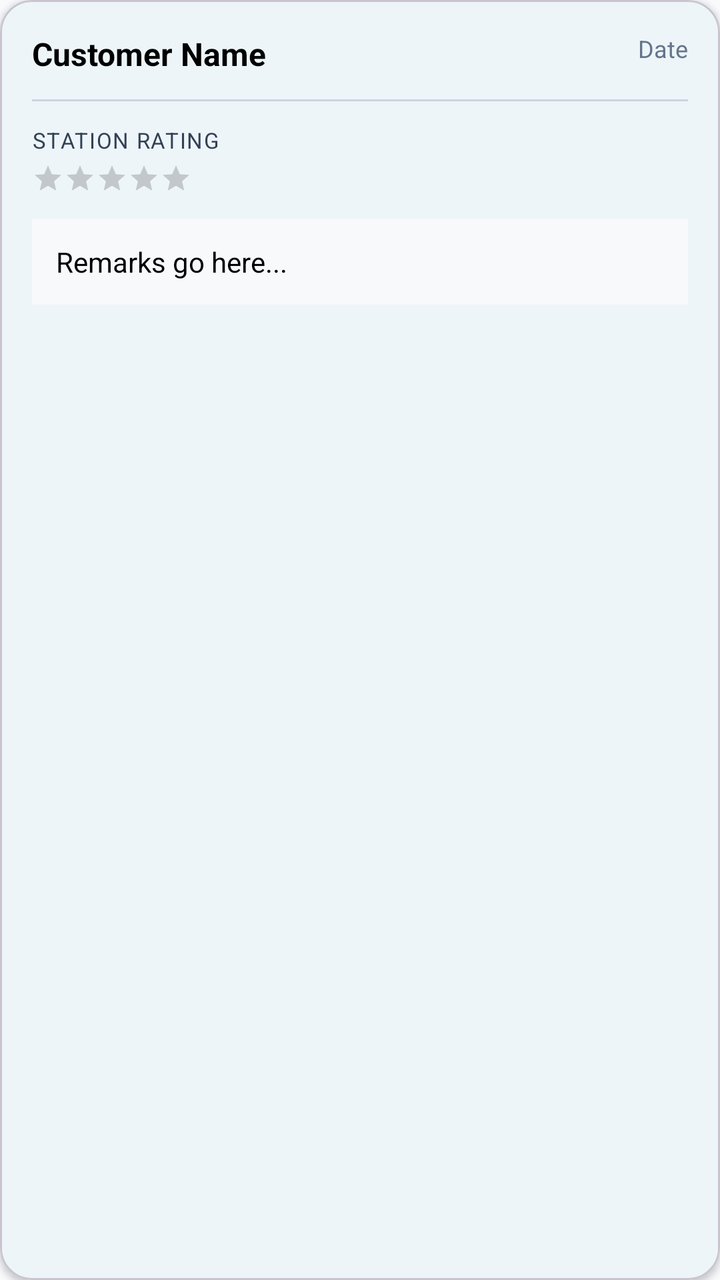
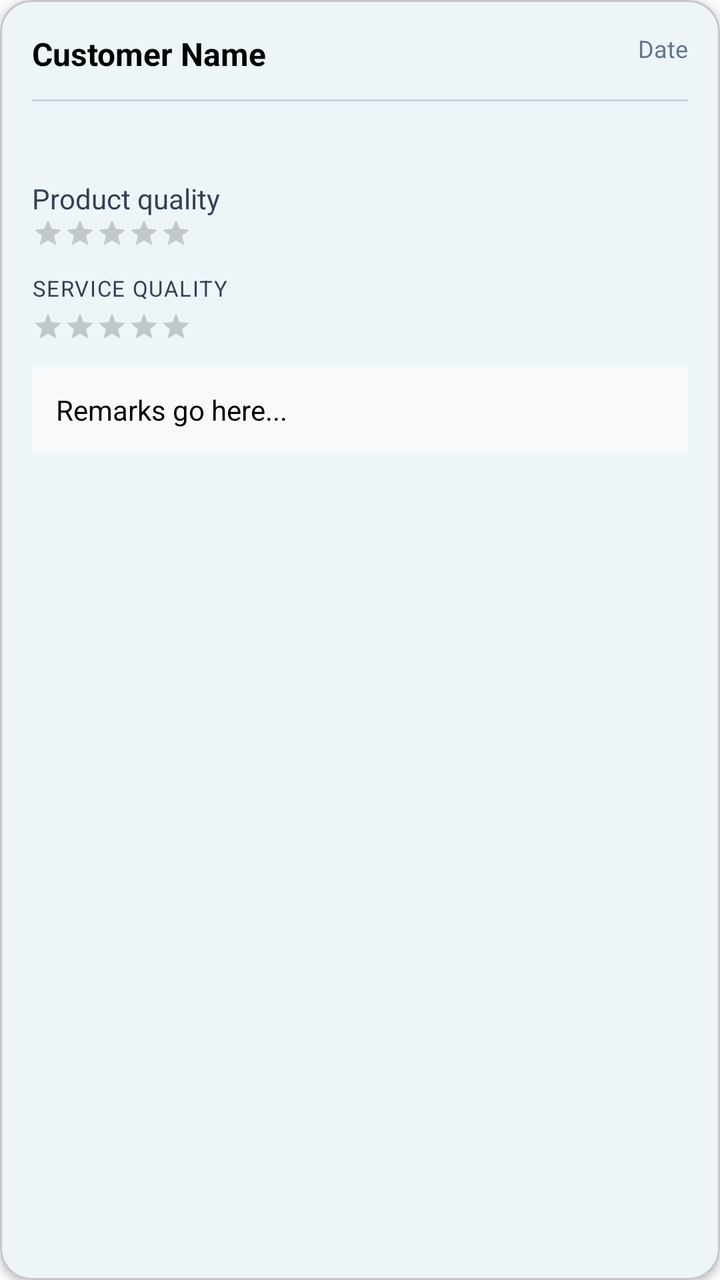

Compare the two renders of this Android layout. The source of the first and the diff that turns it into the second are given below.
<!-- AndroidManifest.xml: application theme Theme.BeAqua -->
<!-- res/layout/item_feedback.xml -->
<?xml version="1.0" encoding="utf-8"?>
<com.google.android.material.card.MaterialCardView xmlns:android="http://schemas.android.com/apk/res/android"
    xmlns:app="http://schemas.android.com/apk/res-auto"
    android:layout_width="match_parent"
    android:layout_height="wrap_content"
    android:layout_marginHorizontal="16dp"
    android:layout_marginVertical="8dp"
    app:cardCornerRadius="16dp"
    app:cardElevation="2dp"
    app:cardBackgroundColor="@color/white">

    <LinearLayout
        android:layout_width="match_parent"
        android:layout_height="wrap_content"
        android:orientation="vertical"
        android:padding="16dp">

        <RelativeLayout
            android:layout_width="match_parent"
            android:layout_height="wrap_content">

            <TextView
                android:id="@+id/tvFeedbackCustomer"
                android:layout_width="wrap_content"
                android:layout_height="wrap_content"
                android:text="Customer Name"
                android:textColor="@color/text_primary"
                android:textSize="16sp"
                android:textStyle="bold" />

            <TextView
                android:id="@+id/tvFeedbackDate"
                android:layout_width="wrap_content"
                android:layout_height="wrap_content"
                android:layout_alignParentEnd="true"
                android:text="Date"
                android:textColor="@color/text_hint"
                android:textSize="12sp" />
        </RelativeLayout>

        <View
            android:layout_width="match_parent"
            android:layout_height="1dp"
            android:background="@color/divider"
            android:layout_marginVertical="12dp" />

        <LinearLayout
            android:layout_width="match_parent"
            android:layout_height="wrap_content"
            android:orientation="horizontal">

            <LinearLayout
                android:layout_width="0dp"
                android:layout_height="wrap_content"
                android:layout_weight="1"
                android:orientation="vertical">
                <TextView
                    android:layout_width="wrap_content"
                    android:layout_height="wrap_content"
                    android:text="Station Rating"
                    android:textSize="11sp"
                    android:textAllCaps="true"
                    android:letterSpacing="0.05"
                    android:textColor="@color/text_secondary"/>
                <RatingBar
                    android:id="@+id/ratingStationView"
                    style="?android:attr/ratingBarStyleSmall"
                    android:layout_width="wrap_content"
                    android:layout_height="wrap_content"
                    android:isIndicator="true"
                    android:numStars="5"
                    android:progressTint="@color/warning"
                    android:layout_marginTop="4dp"/>
            </LinearLayout>
        </LinearLayout>

        <TextView
            android:id="@+id/tvFeedbackRemarks"
            android:layout_width="match_parent"
            android:layout_height="wrap_content"
            android:layout_marginTop="12dp"
            android:padding="12dp"
            android:background="#F8F9FA"
            android:text="Remarks go here..."
            android:textColor="@color/text_primary"
            android:textSize="14sp"
            android:lineSpacingExtra="2dp"/>

    </LinearLayout>
</com.google.android.material.card.MaterialCardView>
<!-- resources referenced by this layout -->
<resources>
  <color name="divider">#CBD5E1</color>
  <color name="text_hint">#64748B</color>
  <color name="text_primary">#000000</color>
  <color name="text_secondary">#334155</color>
  <color name="warning">#92400E</color>
  <color name="white">#FFFFFF</color>
  <style name="Theme.BeAqua" parent="Base.Theme.BeAqua" />
  <style name="Base.Theme.BeAqua" parent="Theme.Material3.DayNight.NoActionBar">
          
          <item name="colorPrimary">@color/primary</item>
          <item name="colorOnPrimary">@color/white</item>
          <item name="colorPrimaryContainer">@color/primary</item>
          <item name="colorOnPrimaryContainer">@color/white</item>
  
          
          <item name="colorSecondary">@color/secondary</item>
          <item name="colorOnSecondary">@color/white</item>
          <item name="colorSecondaryContainer">@color/secondary</item>
          <item name="colorOnSecondaryContainer">@color/white</item>
  
          
          <item name="colorTertiary">@color/accent</item>
          <item name="colorOnTertiary">@color/white</item>
          <item name="colorTertiaryContainer">@color/accent</item>
          <item name="colorOnTertiaryContainer">@color/white</item>
  
          
          <item name="android:statusBarColor">@color/white</item>
          <item name="android:windowLightStatusBar">true</item>
  
          
          <item name="android:windowBackground">@color/background</item>
          <item name="colorSurface">@color/white</item>
          <item name="colorOnSurface">@color/text_primary</item>
          <item name="colorSurfaceVariant">@color/gray_light</item>
          <item name="colorOnSurfaceVariant">@color/text_secondary</item>
          <item name="colorOutline">@color/divider</item>
  
          
          <item name="android:textColor">@color/text_primary</item>
          <item name="android:textColorHint">@color/text_hint</item>
          <item name="android:editTextColor">@color/text_primary</item>
          <item name="android:textColorPrimary">@color/text_primary</item>
  
          
          <item name="materialButtonStyle">@style/AppButton</item>
          <item name="textInputStyle">@style/AppTextInputLayout</item>
      </style>
  <color name="primary">#0077B6</color>
  <color name="secondary">#0096C7</color>
  <color name="accent">#48CAE4</color>
  <color name="background">#F8FAFC</color>
  <color name="gray_light">#F1F5F9</color>
  <style name="AppButton" parent="Widget.Material3.Button">
          <item name="android:insetTop">0dp</item>
          <item name="android:insetBottom">0dp</item>
          <item name="android:textAllCaps">false</item>
          <item name="android:letterSpacing">0.02</item>
          <item name="android:paddingTop">12dp</item>
          <item name="android:paddingBottom">12dp</item>
          <item name="cornerRadius">12dp</item>
          <item name="backgroundTint">@color/primary</item>
          <item name="android:textColor">@color/white</item>
      </style>
  <style name="AppTextInputLayout" parent="Widget.Material3.TextInputLayout.OutlinedBox">
          <item name="boxCornerRadiusTopStart">12dp</item>
          <item name="boxCornerRadiusTopEnd">12dp</item>
          <item name="boxCornerRadiusBottomStart">12dp</item>
          <item name="boxCornerRadiusBottomEnd">12dp</item>
          <item name="boxStrokeColor">@color/primary</item>
          <item name="hintTextColor">@color/text_secondary</item>
          <item name="android:textColorHint">@color/text_hint</item>
          <item name="boxBackgroundColor">@color/white</item>
      </style>
</resources>

<!-- the commit's change to res/layout/item_feedback.xml (unified diff, before → after) -->
@@ -44,6 +44,29 @@
             android:background="@color/divider"
             android:layout_marginVertical="12dp" />
 
+        <TextView
+            android:id="@+id/tvFeedbackProduct"
+            android:layout_width="match_parent"
+            android:layout_height="wrap_content"
+            android:textColor="@color/text_primary"
+            android:textStyle="bold"
+            android:layout_marginBottom="8dp" />
+        <TextView
+            android:id="@+id/tvProductQualityLabel"
+            android:layout_width="match_parent"
+            android:layout_height="wrap_content"
+            android:text="Product quality"
+            android:textColor="@color/text_secondary" />
+        <RatingBar
+            android:id="@+id/ratingProductQualityView"
+            style="?android:attr/ratingBarStyleSmall"
+            android:layout_width="wrap_content"
+            android:layout_height="wrap_content"
+            android:isIndicator="true"
+            android:numStars="5"
+            android:progressTint="@color/warning"
+            android:layout_marginBottom="12dp" />
+
         <LinearLayout
             android:layout_width="match_parent"
             android:layout_height="wrap_content"
@@ -55,9 +78,10 @@
                 android:layout_weight="1"
                 android:orientation="vertical">
                 <TextView
+                    android:id="@+id/tvServiceQualityLabel"
                     android:layout_width="wrap_content"
                     android:layout_height="wrap_content"
-                    android:text="Station Rating"
+                    android:text="Service quality"
                     android:textSize="11sp"
                     android:textAllCaps="true"
                     android:letterSpacing="0.05"
<!-- resource entries referenced after the edit -->
@@ -7,7 +7,9 @@
   <color name="warning">#92400E</color>
   <color name="white">#FFFFFF</color>
   <style name="Theme.BeAqua" parent="Base.Theme.BeAqua" />
-  <style name="Base.Theme.BeAqua" parent="Theme.Material3.DayNight.NoActionBar">
+  <style name="Base.Theme.BeAqua" parent="Theme.Material3.Light.NoActionBar">
+          
+          <item name="android:forceDarkAllowed">false</item>
           
           <item name="colorPrimary">@color/primary</item>
           <item name="colorOnPrimary">@color/white</item>
@@ -42,6 +44,8 @@
           <item name="android:textColor">@color/text_primary</item>
           <item name="android:textColorHint">@color/text_hint</item>
           <item name="android:editTextColor">@color/text_primary</item>
+          <item name="android:editTextStyle">@style/AppEditText</item>
+          <item name="editTextStyle">@style/AppEditText</item>
           <item name="android:textColorPrimary">@color/text_primary</item>
   
           
@@ -53,6 +57,10 @@
   <color name="accent">#48CAE4</color>
   <color name="background">#F8FAFC</color>
   <color name="gray_light">#F1F5F9</color>
+  <style name="AppEditText" parent="Widget.AppCompat.EditText">
+          <item name="android:textColor">@color/black</item>
+          <item name="android:textColorHint">@color/text_hint</item>
+      </style>
   <style name="AppButton" parent="Widget.Material3.Button">
           <item name="android:insetTop">0dp</item>
           <item name="android:insetBottom">0dp</item>
@@ -74,5 +82,6 @@
           <item name="android:textColorHint">@color/text_hint</item>
           <item name="boxBackgroundColor">@color/white</item>
       </style>
+  <color name="black">#000000</color>
 </resources>
 
